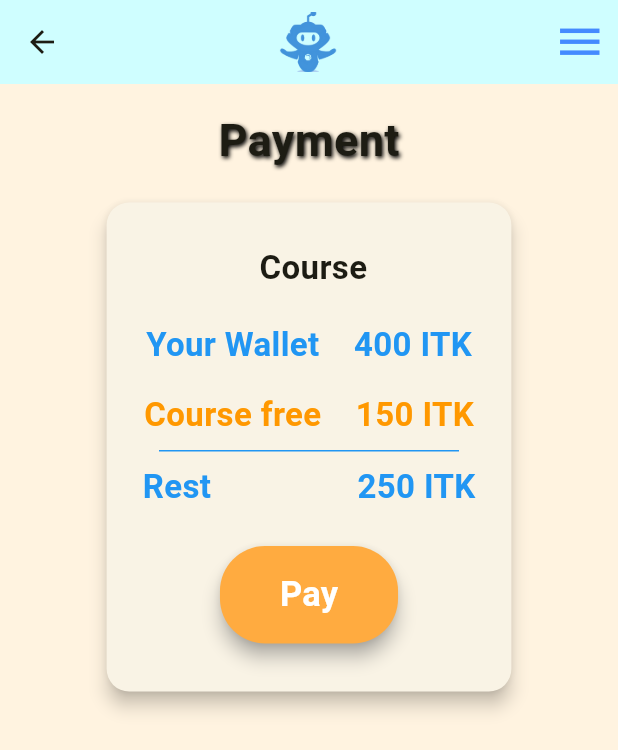
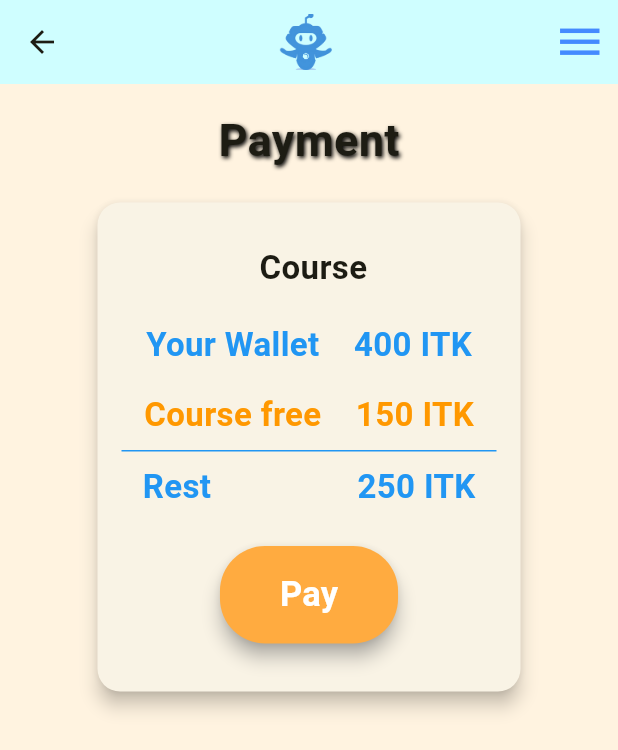
Before and after one commit to gdschanu-manhdung/ITKid-fe, a Flutter app: the Course screen opened directly with empty values, after a tap on "Learn", after a tap on "Pay course", on a phone screen of 412 x 824 dp. Shown: the top 750 px of the screen. Run offline on Flutter 3.47's test engine with Material 3 defaults, Android fonts, the phone set to English and light mode, and no system bars; our stand-ins replace cached_network_image, flutter_svg.

Commit message:
resolve issue #19, #20

```diff
--- a/lib/views/home/component/status_bar.dart
+++ b/lib/views/home/component/status_bar.dart
@@ -19,8 +19,8 @@ class _NavigationBar1State extends State<NavigationBar1> {
           SizedBox(width: MediaQuery.of(context).size.width * 0.45,),
           Image.asset(
             'assets/images/logo.png', // Đường dẫn tới ảnh trong thư mục assets
-            width: 40, // Chiều rộng của ảnh
-            height: 40, // Chiều cao của ảnh
+            width: MediaQuery.of(context).size.width * 0.09, // Chiều rộng của ảnh
+            height: MediaQuery.of(context).size.width * 0.09, // Chiều cao của ảnh
             fit: BoxFit.cover, // Cách hiển thị ảnh trong khung
           ),
 
--- a/lib/views/home/course.dart
+++ b/lib/views/home/course.dart
@@ -73,7 +73,7 @@ class _Course extends State<Course> {
               child: Center(
                 child: Container(
                   width: 350,
-                  height: 150,
+                  height: 180,
                   decoration: BoxDecoration(
                     borderRadius: BorderRadius.circular(10.0), // Độ cong của góc
                     color: Colors.white,
@@ -81,12 +81,14 @@ class _Course extends State<Course> {
                   padding: EdgeInsets.all(8.0),
 
                   child: Column(
+
                     children: [
                       Padding(
                         padding: const EdgeInsets.fromLTRB(8.0, 8,8,0),
-                        child: const Text('You have to pay for the course to learn',
+                        child:  Text('You have to pay for the course to learn',
                           style: TextStyle(fontWeight: FontWeight.bold, fontSize: 20),),
                       ),
+                      Spacer(),
                       Row(
                         mainAxisAlignment: MainAxisAlignment.center,
                         children: [
@@ -189,17 +191,18 @@ class _Course extends State<Course> {
                 children: [
                   Padding(
                     padding: const EdgeInsets.all(10.0),
-                    child: Column(
-                      crossAxisAlignment: CrossAxisAlignment.start,
-                      children: [
-                        Text('$first_lession',
-                          style: TextStyle(fontSize: 18, fontWeight: FontWeight.bold,
-                          ),),
-                        Text('$second_lession',
-                          style: TextStyle(fontSize: 18, fontWeight: FontWeight.bold,
-                          ),),
-                      ],
-                    ),
+                    child: Text('$lession',style: TextStyle(fontSize: 18, fontWeight: FontWeight.bold,),),
+                    // Column(
+                    //   crossAxisAlignment: CrossAxisAlignment.start,
+                    //   children: [
+                    //     Text('$first_lession',
+                    //       style: TextStyle(fontSize: 18, fontWeight: FontWeight.bold,
+                    //       ),),
+                    //     Text('$second_lession',
+                    //       style: TextStyle(fontSize: 18, fontWeight: FontWeight.bold,
+                    //       ),),
+                    //   ],
+                    // ),
                   ),
                   Row(
                     // crossAxisAlignment: CrossAxisAlignment.end,
--- a/lib/views/home/homePage.dart
+++ b/lib/views/home/homePage.dart
@@ -45,7 +45,7 @@ class _MyHomePageState extends State<MyHomePage> {
                 children: [
                   const Text('HELLO, ',  style: TextStyle(fontSize:17 ,fontWeight: FontWeight.bold, color: Colors.orangeAccent),),
                   Text('Hua Khanh Doan!', style: TextStyle(fontSize:17 ,fontWeight: FontWeight.bold, color: Colors.blueAccent.shade200),),
-                  SizedBox(width: MediaQuery.of(context).size.width * 0.2),
+                  Spacer(),
                   Text('$coin', style: TextStyle(fontSize:17 ,fontWeight: FontWeight.bold, color: Colors.blueAccent.shade200),),
                   Image.asset(
                     'assets/images/coin.png', // Đường dẫn tới ảnh trong thư mục assets
--- a/lib/views/home/payment_course.dart
+++ b/lib/views/home/payment_course.dart
@@ -1,5 +1,6 @@
 import 'package:flutter/cupertino.dart';
 import 'package:flutter/material.dart';
+import 'package:frontend/views/home/course.dart';
 
 import 'component/status_bar.dart';
 
@@ -92,7 +93,7 @@ class _PaymentCourseState extends State<PaymentCourse> {
                               fontSize: 22)),
                     ),
                     Container(
-                      width: 200,
+                      width: 250,
                       height: 1,
                       color: Colors.blue,
                     ),
@@ -190,13 +191,46 @@ class _PaymentCourseState extends State<PaymentCourse> {
                             color: Colors.white),
                       ),
                     ))
-                : Text(
-                    "Pay successfully! Let's learn",
-                    style: TextStyle(
-                        fontWeight: FontWeight.bold,
-                        fontSize: 22,
-                        color: Colors.orangeAccent),
-                  ),
+                : Column(
+                  children: [
+                    Text(
+                        "Pay successfully!",
+                        style: TextStyle(
+                            fontWeight: FontWeight.bold,
+                            fontSize: 22,
+                            color: Colors.orangeAccent),
+                      ),
+                    TextButton(
+                      onPressed: () {
+                        Navigator.push(
+                          context,
+                          MaterialPageRoute(builder: (context) => Course(widget.name_course)),
+                        );
+                      },
+                      style: ButtonStyle(
+    shadowColor: MaterialStateProperty.all<Color>(Colors.grey),
+    elevation: MaterialStateProperty.all<double>(5),
+    shape: MaterialStateProperty.all(
+    RoundedRectangleBorder(
+    borderRadius: BorderRadius.circular(30.0),
+    ),
+    ),
+    backgroundColor:
+    MaterialStateProperty.all(Colors.orangeAccent),
+    ),
+                      child: Padding(
+                        padding: const EdgeInsets.all(8.0),
+                        child: Text(
+                          " Let's learn",
+                          style: TextStyle(
+                              fontWeight: FontWeight.bold,
+                              fontSize: 18,
+                              color: Colors.white),
+                        ),
+                      ),
+                    ),
+                  ],
+                ),
           )
         ],
       );
```
